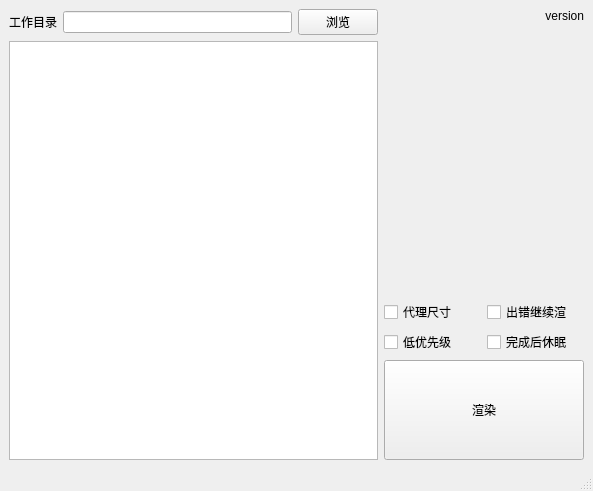
First picture: the form in Comp/nuke/batchrender/MainWindow.ui, repository NateScarlet/Scripts, before the edit.
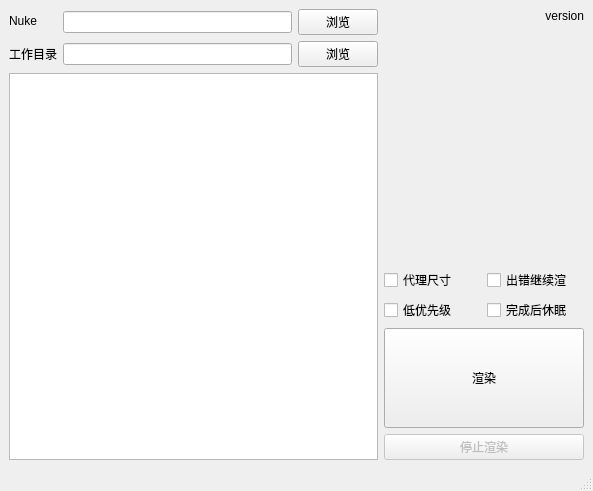
Second picture: the form after the edit.

Diff of the .ui file:
```diff
--- a/Comp/nuke/batchrender/MainWindow.ui
+++ b/Comp/nuke/batchrender/MainWindow.ui
@@ -18,14 +18,37 @@
     <item>
      <layout class="QVBoxLayout" name="verticalLayout_3">
       <item>
-       <layout class="QHBoxLayout" name="horizontalLayout_2">
+       <layout class="QFormLayout" name="formLayout_2">
+        <item row="0" column="0">
+         <widget class="QLabel" name="label_3">
+          <property name="text">
+           <string>Nuke</string>
+          </property>
+         </widget>
+        </item>
+        <item row="0" column="1">
+         <layout class="QHBoxLayout" name="horizontalLayout_4">
         <item>
+           <widget class="QLineEdit" name="nukeEdit"/>
+          </item>
+          <item>
+           <widget class="QPushButton" name="nukeButton">
+            <property name="text">
+             <string>浏览</string>
+            </property>
+           </widget>
+          </item>
+         </layout>
+        </item>
+        <item row="1" column="0">
          <widget class="QLabel" name="label">
           <property name="text">
            <string>工作目录</string>
           </property>
          </widget>
         </item>
+        <item row="1" column="1">
+         <layout class="QHBoxLayout" name="horizontalLayout_2">
         <item>
          <widget class="QLineEdit" name="dirEdit">
           <property name="sizePolicy">
@@ -45,6 +68,8 @@
         </item>
        </layout>
       </item>
+       </layout>
+      </item>
       <item>
        <widget class="QListWidget" name="listWidget">
         <property name="sizePolicy">
@@ -142,6 +167,16 @@
         </property>
        </widget>
       </item>
+      <item>
+       <widget class="QPushButton" name="stopButton">
+        <property name="enabled">
+         <bool>false</bool>
+        </property>
+        <property name="text">
+         <string>停止渲染</string>
+        </property>
+       </widget>
+      </item>
      </layout>
     </item>
    </layout>
```
Left out of the diff: 41 changed lines with no effect on the pictures. Lines whose indentation alone changed are shown as unchanged.
